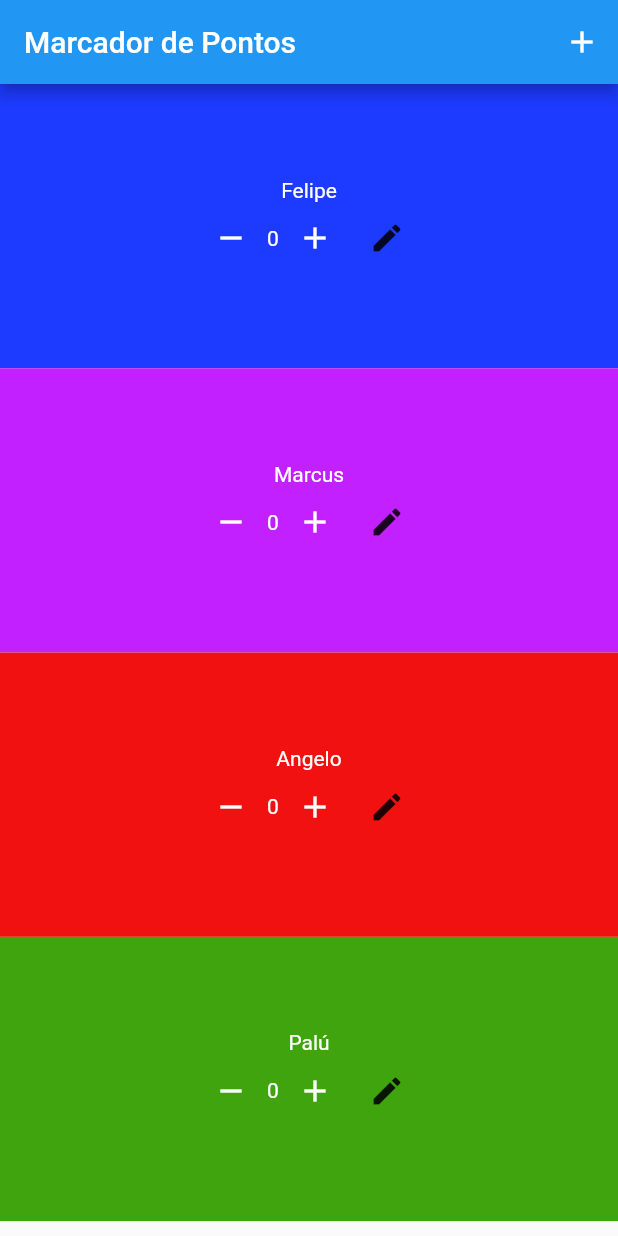
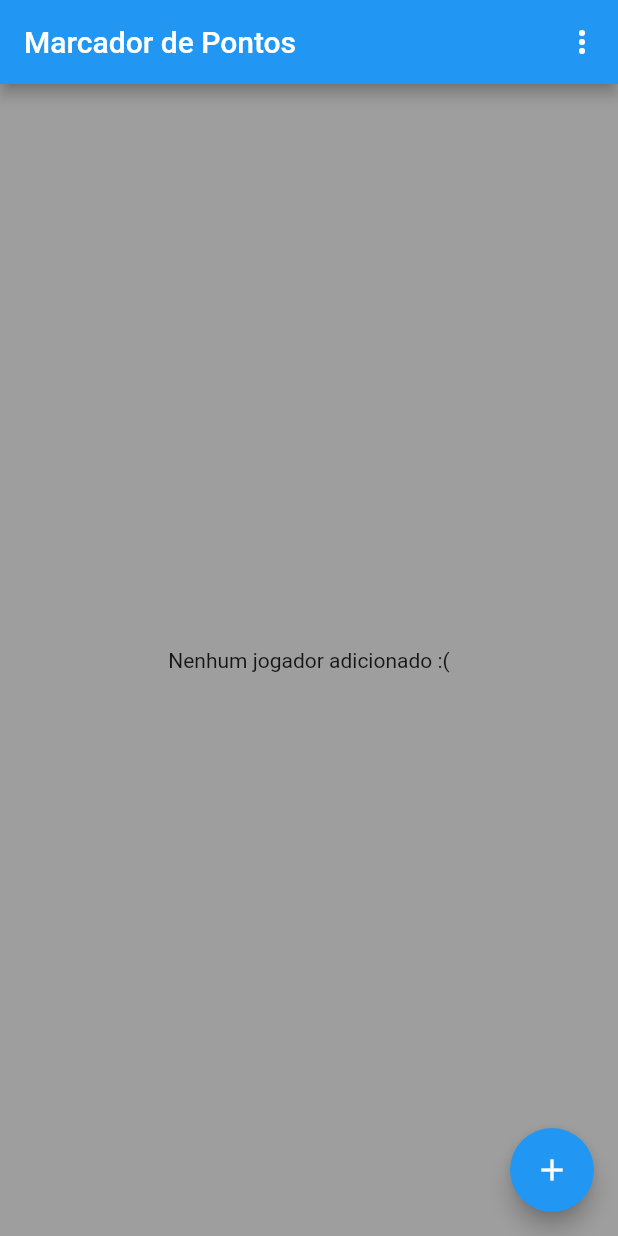
Before and after one commit to FelipeSBG14/ScoreCounter, a Flutter app: the screen it shows after launch, on a phone screen of 412 x 824 dp. Run offline on Flutter 3.47's test engine with Material 2 defaults, Android fonts, the phone set to English and light mode, and no system bars; our stand-ins replace mobx; generated files the repository leaves out were written again.

Commit message:
Zerar pontos

```diff
--- a/lib/data/dummy_players.dart
+++ b/lib/data/dummy_players.dart
@@ -1,4 +1,4 @@
-import 'package:flutter/material.dart';
+/* import 'package:flutter/material.dart';
 import 'package:score_count/models/player.dart';
 
 const DUMMY_PLAYERS = {
@@ -29,3 +29,4 @@ const DUMMY_PLAYERS = {
     points: 0,
   ),
 };
+ */
--- a/lib/main.dart
+++ b/lib/main.dart
@@ -8,8 +8,6 @@ import 'package:score_count/views/player_list.dart';
 void main() {
   runApp(MyApp());
 }
-
-
 
 class MyApp extends StatelessWidget {
   @override
@@ -25,7 +23,7 @@ class MyApp extends StatelessWidget {
         theme: ThemeData(
           primarySwatch: Colors.blue,
         ),
-        home: const PlayerList(),
+        home: PlayerList(),
         routes: {
           AppRoutes.PLAYER_FORM: (_) => PlayerForm(),
         },
--- a/lib/models/player.dart
+++ b/lib/models/player.dart
@@ -3,10 +3,10 @@ import 'package:flutter/widgets.dart';
 class Player {
   final String id;
   final String name;
-  final Color color;
-  final int points;
+  late Color color;
+  late int points;
 
-  const Player({
+  Player({
     required this.id,
     required this.name,
     required this.color,
--- a/lib/provider/players.dart
+++ b/lib/provider/players.dart
@@ -5,18 +5,19 @@ import 'package:score_count/data/dummy_players.dart';
 import '../models/player.dart';
 
 class Players with ChangeNotifier {
-  final Map<String, Player> _items = {...DUMMY_PLAYERS};
+  late Map<String, Player> items = {};
+
 
   List<Player> get all {
-    return [..._items.values];
+    return [...items.values];
   }
 
   int get count {
-    return _items.length;
+    return items.length;
   }
 
   Player byIndex(int i) {
-    return _items.values.elementAt(i);
+    return items.values.elementAt(i);
   }
 
   void put(Player player) {
@@ -26,8 +27,8 @@ class Players with ChangeNotifier {
 
     if (player.id != null &&
         player.id.trim().isNotEmpty &&
-        _items.containsKey(player.id)) {
-      _items.update(
+        items.containsKey(player.id)) {
+      items.update(
         player.id,
         (_) => Player(
           id: player.id,
@@ -38,7 +39,7 @@ class Players with ChangeNotifier {
       );
     } else {
       final id = Random().nextDouble().toString();
-      _items.putIfAbsent(
+      items.putIfAbsent(
         id,
         () => Player(
           id: id,
@@ -53,8 +54,12 @@ class Players with ChangeNotifier {
 
   void remove(Player player) {
     if (player != null && player.id != null) {
-      _items.remove(player.id);
+      items.remove(player.id);
+
       notifyListeners();
     }
+
   }
+
+
 }
--- a/lib/views/player_list.dart
+++ b/lib/views/player_list.dart
@@ -9,26 +9,60 @@ import 'package:score_count/routes/app_routes.dart';
 
 import '../provider/players.dart';
 
-class PlayerList extends StatelessWidget {
-  const PlayerList({Key? key}) : super(key: key);
+enum Menu { itemOne, itemTwo, itemThree, itemFour }
 
+class PlayerList extends StatefulWidget {
+  @override
+  State<PlayerList> createState() => _PlayerListState();
+}
 
+class _PlayerListState extends State<PlayerList> {
+  String _selectedMenu = '';
 
   @override
   Widget build(BuildContext context) {
     final Players players = Provider.of(
       context,
     );
-    return Scaffold(
+    return SafeArea(
+      child: Scaffold(
+          backgroundColor: Colors.grey,
           appBar: AppBar(
             title: Text('Marcador de Pontos'),
-        actions: [
-          IconButton(
+            actions: <Widget>[
+              // This button presents popup menu items.
+              PopupMenuButton<Menu>(
+                  // Callback that sets the selected popup menu item.
+                  onSelected: (Menu item) {
+                    if (item == Menu.itemTwo) {
+                      Navigator.of(context).pushNamed(AppRoutes.PLAYER_FORM);
+                    }
+                    if (item == Menu.itemOne) {
+                      players.items.forEach((key, players) {
+                        players.points = 0;
+                      });
+                    }
+                    setState(() {
+                      _selectedMenu = item.name;
+                    });
+                  },
+                  itemBuilder: (BuildContext context) => <PopupMenuEntry<Menu>>[
+                        const PopupMenuItem<Menu>(
+                          value: Menu.itemOne,
+                          child: Text('Zerar pontos'),
+                        ),
+                        const PopupMenuItem<Menu>(
+                          value: Menu.itemTwo,
+                          child: Text('Adicionar jogador'),
+                        ),
+                      ]),
+            ],
+          ),
+          floatingActionButton: FloatingActionButton(
             onPressed: () {
               Navigator.of(context).pushNamed(AppRoutes.PLAYER_FORM);
             },
-              icon: Icon(Icons.add))
-        ],
+            child: Icon(Icons.add),
           ),
           body: players.count == 0
               ? Center(
@@ -37,10 +71,21 @@ class PlayerList extends StatelessWidget {
                     children: [Text('Nenhum jogador adicionado :(')],
                   ),
                 )
+              : players.count > 4
+                  ? GridView.builder(
+                      gridDelegate:
+                          const SliverGridDelegateWithMaxCrossAxisExtent(
+                              maxCrossAxisExtent: 200,
+                              childAspectRatio: 1,
+                              crossAxisSpacing: 0,
+                              mainAxisSpacing: 0),
+                      itemCount: players.count,
+                      itemBuilder: (ctx, i) => PlayerTile(players.byIndex(i)),
+                    )
                   : ListView.builder(
                       itemCount: players.count,
                       itemBuilder: (ctx, i) => PlayerTile(players.byIndex(i)),
-            ),
+                    )),
     );
   }
 }
```
Also changed, not shown: lib/components/player_tile.dart (+50 -23 lines), lib/views/player_form.dart (+6 -4 lines). Lines whose indentation alone changed are shown as unchanged.
